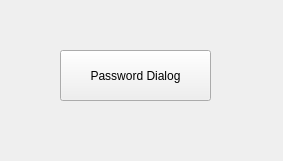
First picture: the form in PasswordDialog/mainwindow.ui, repository eeyribas/CPP-QT-Widgets-Applications, before the edit.
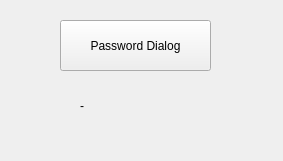
Second picture: the form after the edit.

Patch:
```diff
--- a/PasswordDialog/mainwindow.ui
+++ b/PasswordDialog/mainwindow.ui
@@ -18,7 +18,7 @@
     <property name="geometry">
      <rect>
       <x>60</x>
-      <y>50</y>
+      <y>20</y>
       <width>151</width>
       <height>51</height>
      </rect>
@@ -27,6 +27,19 @@
      <string>Password Dialog</string>
     </property>
    </widget>
+   <widget class="QLabel" name="label">
+    <property name="geometry">
+     <rect>
+      <x>80</x>
+      <y>90</y>
+      <width>121</width>
+      <height>31</height>
+     </rect>
+    </property>
+    <property name="text">
+     <string>-</string>
+    </property>
+   </widget>
   </widget>
  </widget>
  <layoutdefault spacing="6" margin="11"/>
```
